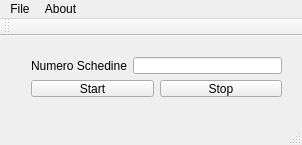
Before: the Qt Designer form RoomMonitor/main.ui in PieroMacaluso/RoomMonitor, drawn with Qt 5.
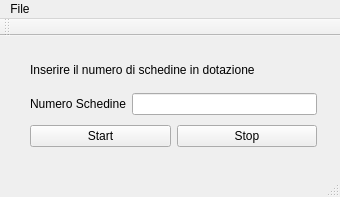
After: the same form once the commit is applied.

Patch:
```diff
--- a/RoomMonitor/main.ui
+++ b/RoomMonitor/main.ui
@@ -6,8 +6,8 @@
             <rect>
                 <x>0</x>
                 <y>0</y>
-                <width>302</width>
-                <height>145</height>
+                <width>340</width>
+                <height>197</height>
             </rect>
         </property>
         <property name="sizePolicy">
@@ -23,16 +23,68 @@
             <widget class="QWidget" name="verticalLayoutWidget">
                 <property name="geometry">
                     <rect>
-                        <x>20</x>
-                        <y>10</y>
-                        <width>273</width>
-                        <height>62</height>
+                        <x>10</x>
+                        <y>0</y>
+                        <width>327</width>
+                        <height>131</height>
                     </rect>
                 </property>
-                <layout class="QVBoxLayout" name="verticalLayout">
-                    <item>
+                <layout class="QGridLayout" name="gridLayout">
+                    <property name="sizeConstraint">
+                        <enum>QLayout::SetMinimumSize</enum>
+                    </property>
+                    <property name="leftMargin">
+                        <number>20</number>
+                    </property>
+                    <property name="topMargin">
+                        <number>20</number>
+                    </property>
+                    <property name="rightMargin">
+                        <number>20</number>
+                    </property>
+                    <property name="bottomMargin">
+                        <number>20</number>
+                    </property>
+                    <property name="spacing">
+                        <number>10</number>
+                    </property>
+                    <item row="2" column="0">
                         <layout class="QHBoxLayout" name="horizontalLayout">
                             <item>
+                                <widget class="QPushButton" name="startButton">
+                                    <property name="text">
+                                        <string>Start</string>
+                                    </property>
+                                </widget>
+                            </item>
+                            <item>
+                                <widget class="QPushButton" name="stopButton">
+                                    <property name="text">
+                                        <string>Stop</string>
+                                    </property>
+                                </widget>
+                            </item>
+                        </layout>
+                    </item>
+                    <item row="0" column="0">
+                        <widget class="QLabel" name="label">
+                            <property name="sizePolicy">
+                                <sizepolicy hsizetype="Fixed" vsizetype="Expanding">
+                                    <horstretch>0</horstretch>
+                                    <verstretch>0</verstretch>
+                                </sizepolicy>
+                            </property>
+                            <property name="autoFillBackground">
+                                <bool>false</bool>
+                            </property>
+                            <property name="text">
+                                <string>Inserire il numero di schedine in dotazione</string>
+                            </property>
+                        </widget>
+                    </item>
+                    <item row="1" column="0">
+                        <layout class="QHBoxLayout" name="horizontalLayout_1">
+                            <item>
                                 <widget class="QLabel" name="labelNSchedine">
                                     <property name="maximumSize">
                                         <size>
@@ -54,24 +106,6 @@
                             </item>
                         </layout>
                     </item>
-                    <item>
-                        <layout class="QHBoxLayout" name="horizontalLayout_2">
-                            <item>
-                                <widget class="QPushButton" name="startButton">
-                                    <property name="text">
-                                        <string>Start</string>
-                                    </property>
-                                </widget>
-                            </item>
-                            <item>
-                                <widget class="QPushButton" name="stopButton">
-                                    <property name="text">
-                                        <string>Stop</string>
-                                    </property>
-                                </widget>
-                            </item>
-                        </layout>
-                    </item>
                 </layout>
             </widget>
         </widget>
@@ -80,7 +114,7 @@
                 <rect>
                     <x>0</x>
                     <y>0</y>
-                    <width>302</width>
+                    <width>340</width>
                     <height>22</height>
                 </rect>
             </property>
@@ -89,13 +123,7 @@
                     <string>File</string>
                 </property>
             </widget>
-            <widget class="QMenu" name="menuAbout">
-                <property name="title">
-                    <string>About</string>
-                </property>
-            </widget>
             <addaction name="menuFile"/>
-            <addaction name="menuAbout"/>
         </widget>
         <widget class="QToolBar" name="mainToolBar">
             <attribute name="toolBarArea">
```
Left out of the diff: 7 changed lines with no effect on the pictures.
